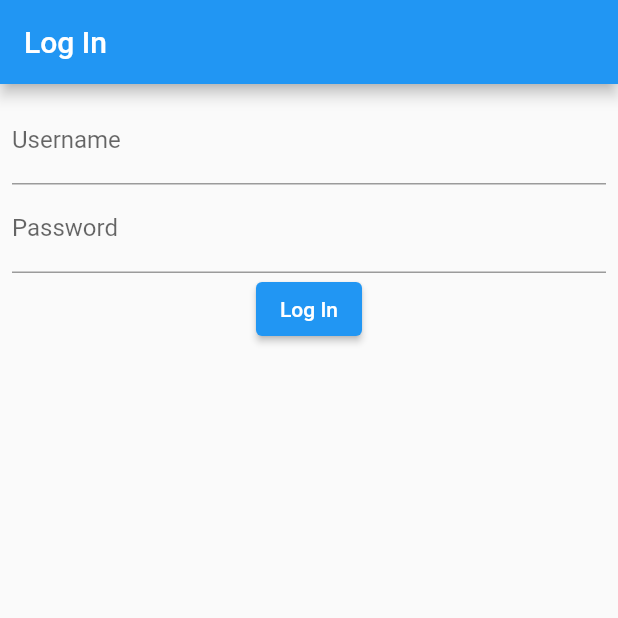
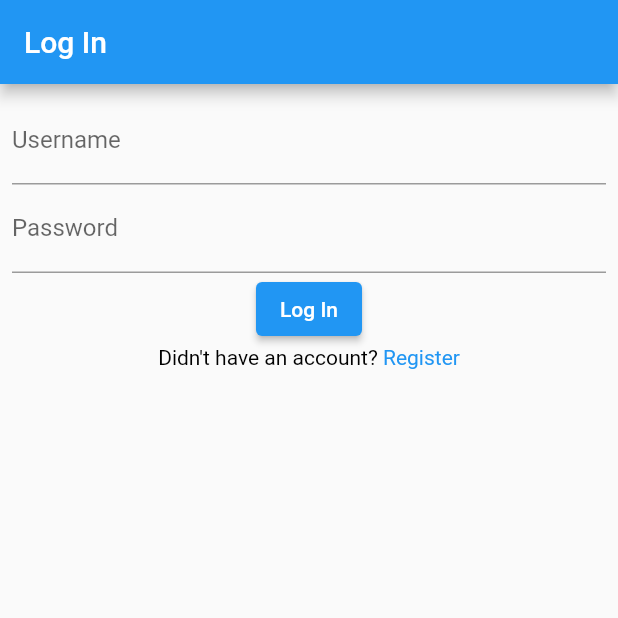
Before and after one commit to gitansahl/RumahSehat, a Flutter app: the screen it shows after launch, after a tap on "Log In", on a phone screen of 412 x 824 dp, the top half of it. Run offline on Flutter 3.47's test engine with Material 2 defaults, Android fonts, the phone set to English and light mode, and no system bars; network calls fail.

Commit message:
kerja kerja kerja

```diff
--- a/rumah_sehat_flutter/lib/myApp.dart
+++ b/rumah_sehat_flutter/lib/myApp.dart
@@ -1,7 +1,7 @@
 import 'package:flutter/material.dart';
 import 'package:rumah_sehat_flutter/main.dart';
 import 'package:rumah_sehat_flutter/page/app.dart';
-import 'package:rumah_sehat_flutter/page/login.dart';
+import 'package:rumah_sehat_flutter/page/auth/login.dart';
 import 'package:rumah_sehat_flutter/page/tagihan/daftarTagihan.dart';
 import 'package:rumah_sehat_flutter/page/profile/home.dart';
 import 'package:rumah_sehat_flutter/page/profile/profile.dart';
--- /dev/null
+++ b/rumah_sehat_flutter/lib/page/auth/login.dart
@@ -0,0 +1,101 @@
+import 'dart:convert';
+import 'dart:io';
+
+import 'package:flutter/gestures.dart';
+import 'package:flutter/material.dart';
+import 'package:rumah_sehat_flutter/main.dart';
+import 'package:http/http.dart' as http;
+import 'package:rumah_sehat_flutter/page/app.dart';
+import 'package:rumah_sehat_flutter/page/auth/register.dart';
+
+class LoginPage extends StatelessWidget {
+  final TextEditingController _usernameController = TextEditingController();
+  final TextEditingController _passwordController = TextEditingController();
+
+  void displayDialog(context, title, text) => showDialog(
+    context: context,
+    builder: (context) =>
+        AlertDialog(
+            title: Text(title),
+            content: Text(text)
+        ),
+  );
+
+  Future<Map<String, dynamic>> loginAttempt(String username, String password) async {
+    var requestBody = {
+      "username": username,
+      "password": password
+    };
+    var respond = await http.post(
+      "$SERVER_IP/api/authenticate",
+      body: jsonEncode(requestBody),
+      headers: {"Content-Type":"application/json"}
+    );
+    return jsonDecode(respond.body);
+  }
+
+  @override
+  Widget build(BuildContext context) {
+    return Scaffold(
+      appBar: AppBar(title: Text("Log In"),),
+
+      body: Padding(
+        padding: const EdgeInsets.all(8.0),
+        child: Column(
+          children: <Widget> [
+            TextField(
+              controller: _usernameController,
+              decoration: InputDecoration(
+                labelText: 'Username'
+              ),
+            ),
+            TextField(
+              controller: _passwordController,
+              obscureText: true,
+              decoration: InputDecoration(
+                labelText: 'Password'
+              ),
+            ),
+            ElevatedButton(onPressed: () async {
+              var username = _usernameController.text;
+              var password = _passwordController.text;
+              var res = await loginAttempt(username, password);
+              try {
+                jwt = res['data']['jwttoken'];
+                Navigator.pushReplacement(context,
+                    MaterialPageRoute(builder: (context) => MyStatefulWidget())
+                );
+              } catch (e) {
+                displayDialog(context, "Error", res['data']);
+              }
+            }, child: Text("Log In")
+            ),
+            RichText(
+              text: TextSpan(
+                children: [
+                  TextSpan(
+                    text: "Didn't have an account? ",
+                    style: TextStyle(
+                      color: Colors.black
+                    )
+                  ),
+                  TextSpan(
+                    text: "Register",
+                      style: TextStyle(
+                          color: Colors.blue
+                      ),
+                      recognizer: TapGestureRecognizer()..onTap = () {
+                        Navigator.pushReplacement(context,
+                            MaterialPageRoute(builder: (context) => RegisterPage())
+                        );
+                      }
+                  )
+                ]
+              ),
+            )
+          ],
+        ),
+      ),
+    );
+  }
+}
--- a/rumah_sehat_flutter/lib/page/profile/home.dart
+++ b/rumah_sehat_flutter/lib/page/profile/home.dart
@@ -40,6 +40,5 @@ class _HomePageState extends State<HomePage> {
           }
         }
     );
-
   }
 }
--- a/rumah_sehat_flutter/lib/page/profile/profile.dart
+++ b/rumah_sehat_flutter/lib/page/profile/profile.dart
@@ -1,6 +1,6 @@
 import 'package:flutter/material.dart';
 import 'package:rumah_sehat_flutter/main.dart';
-import 'package:rumah_sehat_flutter/page/login.dart';
+import 'package:rumah_sehat_flutter/page/auth/login.dart';
 import 'topUpSaldo.dart';
 
 class ProfilePage extends StatefulWidget {
--- a/rumah_sehat_flutter/pubspec.yaml
+++ b/rumah_sehat_flutter/pubspec.yaml
@@ -30,6 +30,7 @@ dependencies:
   flutter:
     sdk: flutter
   http: ^0.12.0+4
+  intl: ^0.17.0
 
 
   # The following adds the Cupertino Icons font to your application.
```
Also changed, not shown: rumah_sehat_flutter/lib/page/app.dart (+4 -3 lines), rumah_sehat_flutter/lib/page/appointment/create_appointment.dart (added, +185 -0 lines), rumah_sehat_flutter/lib/page/appointment/daftar_appoitnment.dart (added, +100 -0 lines), rumah_sehat_flutter/lib/page/auth/register.dart (added, +155 -0 lines), rumah_sehat_flutter/pubspec.lock.
